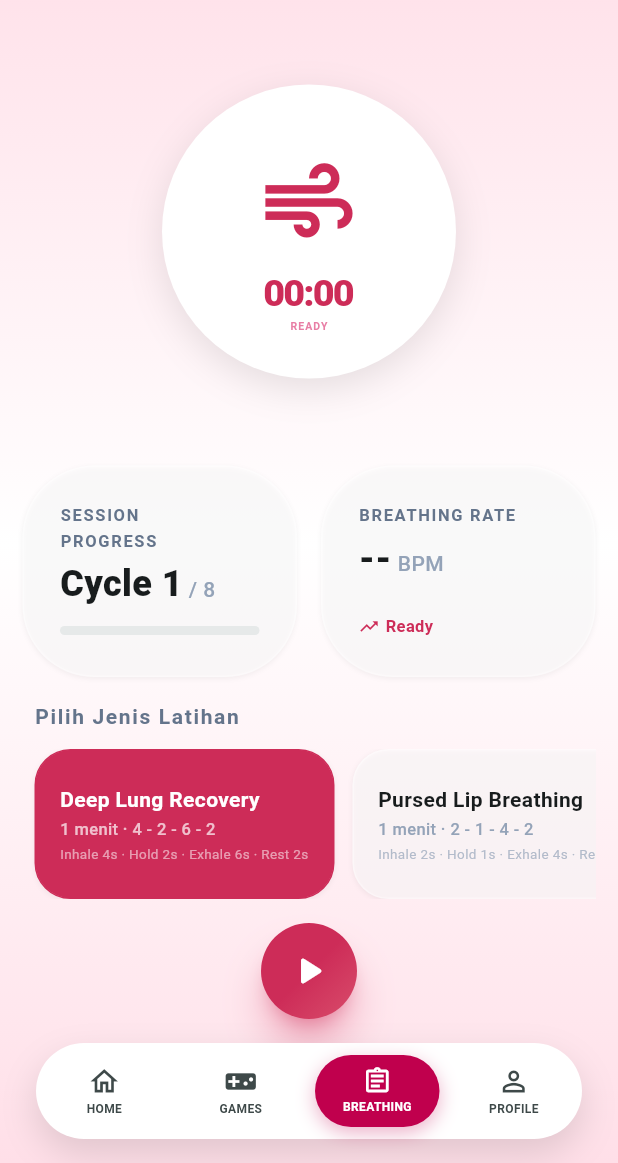
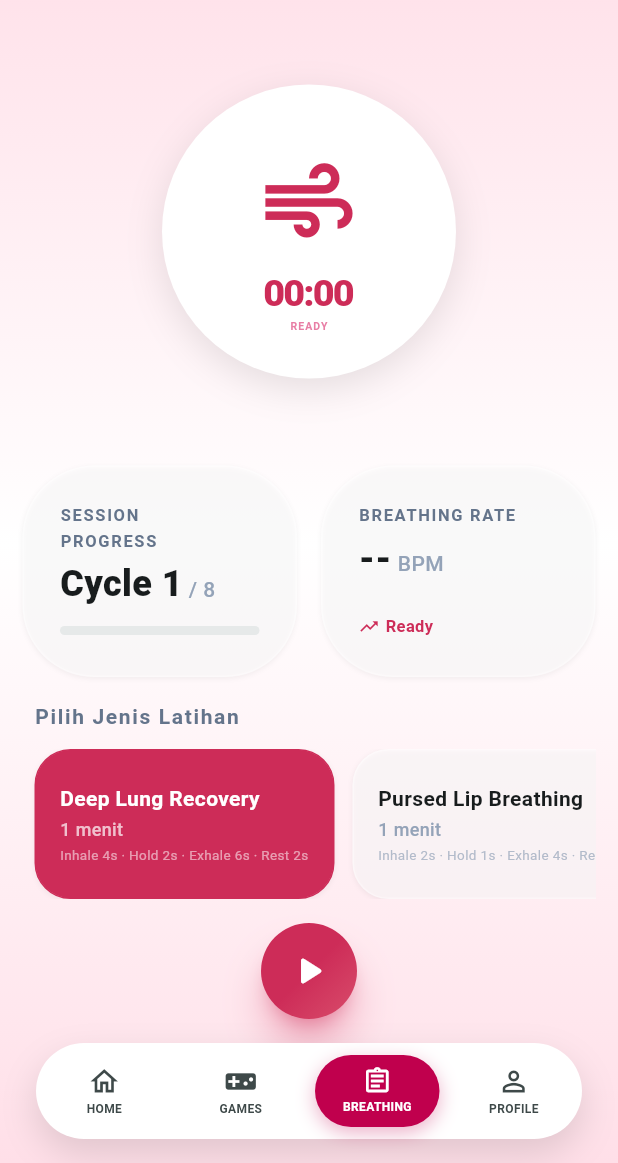
Before and after one commit to dindaauliaan/paruKuat, a Flutter app: the BreathingScreen screen opened by its route, scrolled down 169 dp, on a phone screen of 412 x 824 dp, the part 73-1236 px from its top. Run offline on Flutter 3.47's test engine with Material 3 defaults, Android fonts, the phone set to English and light mode, and no system bars; our stand-ins replace fl_chart, flutter_riverpod, go_router, image_picker, permission_handler, shared_preferences and 1 more; missing offline and left inert: noise_meter; accounts and stored records are empty; Roboto replaces fonts that are missing (Manrope).

```diff
--- a/lib/features/breathing/presentation/breathing_screen.dart
+++ b/lib/features/breathing/presentation/breathing_screen.dart
@@ -845,12 +845,12 @@ class _BreathingScreenState extends ConsumerState<BreathingScreen> {
                       ),
                       const SizedBox(height: 2),
                       Text(
-                        '${type.durationSeconds ~/ 60} menit · ${pace.label}',
+                        '${type.durationSeconds ~/ 60} menit',
                         style: TextStyle(
                           color: isSelected
                               ? Colors.white70
                               : const Color(0xFF94A3B8),
-                          fontSize: 11,
+                          fontSize: 12,
                           fontFamily: 'Manrope',
                           fontWeight: FontWeight.w500,
                         ),
```
